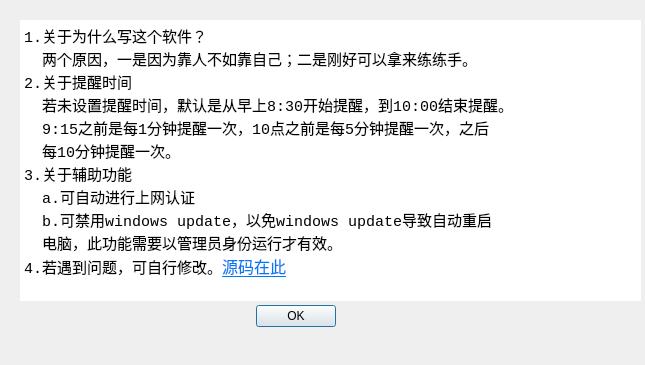
Qt form dialogabout.ui (fansilea/DAHelper) before a commit.
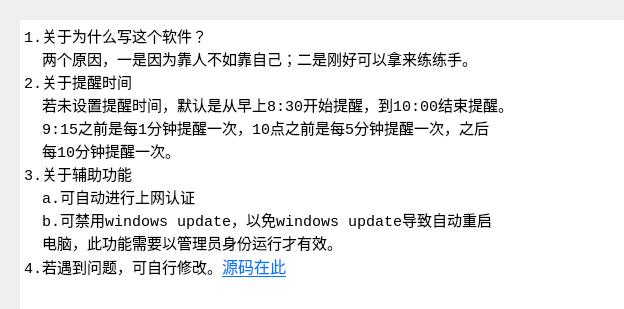
The same form after that commit.

The edit to the form file:
```diff
--- a/dialogabout.ui
+++ b/dialogabout.ui
@@ -6,8 +6,8 @@
    <rect>
     <x>0</x>
     <y>0</y>
-    <width>645</width>
-    <height>365</height>
+    <width>624</width>
+    <height>309</height>
    </rect>
   </property>
   <property name="windowTitle">
@@ -19,32 +19,13 @@
   <property name="modal">
    <bool>false</bool>
   </property>
-  <widget class="QDialogButtonBox" name="buttonBox">
-   <property name="geometry">
-    <rect>
-     <x>110</x>
-     <y>300</y>
-     <width>371</width>
-     <height>32</height>
-    </rect>
-   </property>
-   <property name="orientation">
-    <enum>Qt::Horizontal</enum>
-   </property>
-   <property name="standardButtons">
-    <set>QDialogButtonBox::Ok</set>
-   </property>
-   <property name="centerButtons">
-    <bool>true</bool>
-   </property>
-  </widget>
   <widget class="QTextBrowser" name="textBrowser">
    <property name="geometry">
     <rect>
      <x>20</x>
      <y>20</y>
      <width>621</width>
-     <height>281</height>
+     <height>301</height>
     </rect>
    </property>
    <property name="font">
```
Left out of the diff: 35 changed lines with no effect on the pictures.
